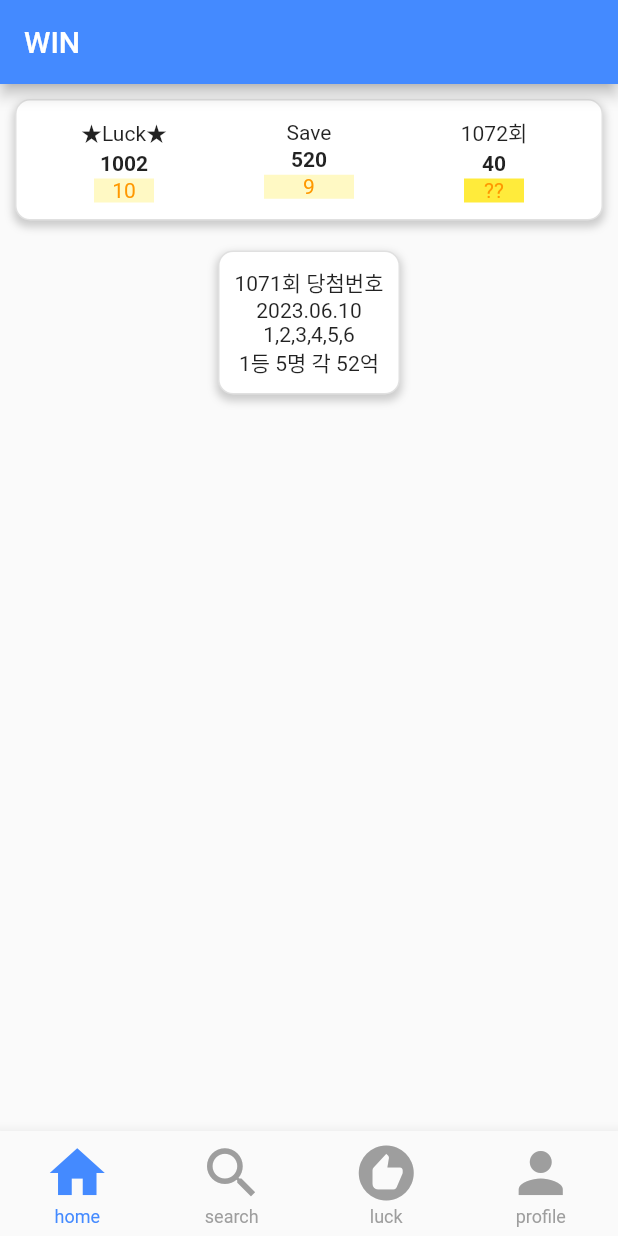
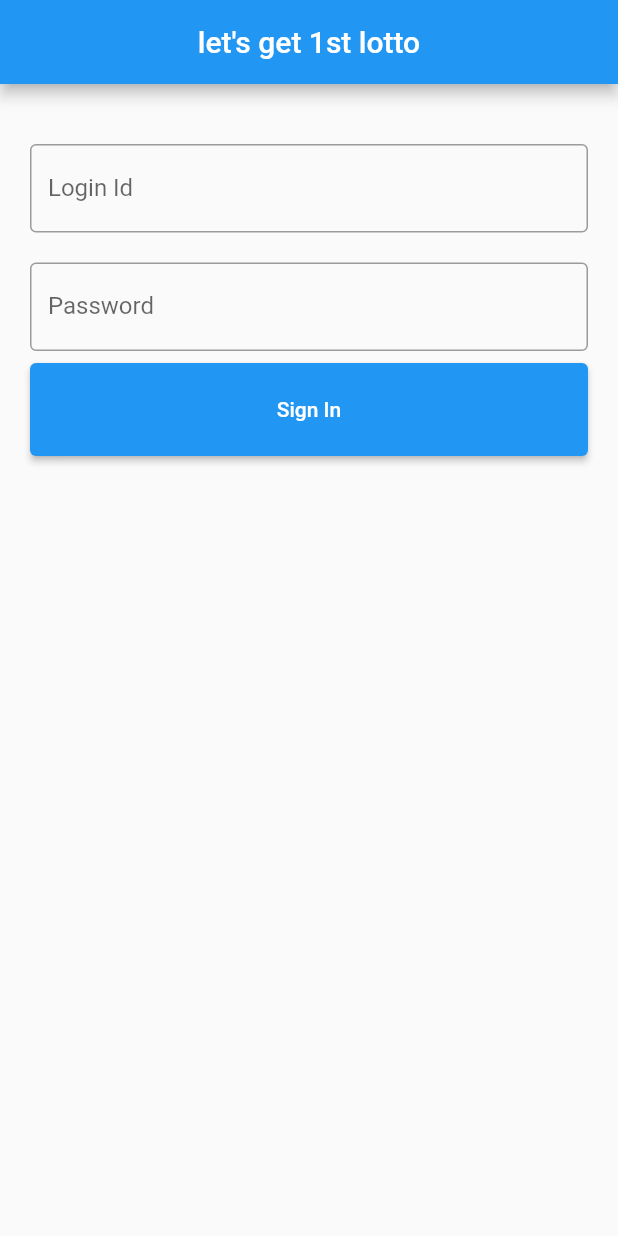
Before and after one commit to force44/flutter_first, a Flutter app: the screen it shows after launch, on a phone screen of 412 x 824 dp. Run offline on Flutter 3.47's test engine with Material 2 defaults, Android fonts, the phone set to English and light mode, and no system bars; accounts and stored records are empty.

Commit message:
대박 가즈아!!!

```diff
--- a/lib/component/number/SuggestionNumber.dart
+++ b/lib/component/number/SuggestionNumber.dart
@@ -1,6 +1,6 @@
 import 'package:flutter/material.dart';
 
-import '../../klass/Lotto.dart';
+import '../../model/Lotto.dart';
 
 class SuggestionNumber extends StatelessWidget{
 
--- a/lib/component/utils/Constant.dart
+++ b/lib/component/utils/Constant.dart
@@ -3,7 +3,7 @@
 class Constant {
 
   //  "http://localhost:81";
-  //static const url = "http://4.230.35.161:8080";
+  // static const url = "http://4.230.35.161:8080";
   static const url = "http://localhost:81";
   static const httpHeaders = {"Content-Type": "application/json;charset=UTF-8"};
 }
--- a/lib/main.dart
+++ b/lib/main.dart
@@ -1,4 +1,6 @@
 import 'package:flutter/material.dart';
+import 'package:flutter_first/page/login/login_page.dart';
+import 'package:flutter_first/provider/LoginProvider.dart';
 import 'package:flutter_first/provider/LottoStatProvider.dart';
 import 'package:flutter_first/provider/SuggestionLottoProvider.dart';
 import 'screen_index.dart';
@@ -10,6 +12,7 @@ void main() {
       providers: [
         ChangeNotifierProvider(create: (_) => LottoStatProvider()),
         ChangeNotifierProvider(create: (_) => SuggestionLottoProvider()),
+        ChangeNotifierProvider(create: (_) => LoginProvider()),
       ],
       child: MyApp(),
     ),
@@ -25,9 +28,10 @@ class MyApp extends StatelessWidget {
     return MaterialApp(
       title: 'Lotto',
       routes: {
-        '/index': (context) => const IndexScreen(),
+        '/index': (context) => IndexScreen(),
+        '/login': (context) => LoginPage(),
       },
-      initialRoute: '/index',
+      initialRoute: '/login'
     );
   }
 }
--- /dev/null
+++ b/lib/model/Login.dart
@@ -0,0 +1,24 @@
+class Login{
+  int id = 0;
+  String loginID = "";
+  String nickName = "";
+  String password = "";
+
+  Login(){
+    print(">>>>>>>>>>>>>>>>>>>>>> default");
+  }
+
+  Login.init(this.id
+      , this.loginID
+      , this.nickName
+      , this.password
+      );
+
+  factory Login.fromJson(Map<String, dynamic> json) {
+    return Login.init(json['id']
+        , json['loginID']
+        , json['nickName']
+        , json['password']
+    );
+  }
+}
--- a/lib/klass/Lotto.dart
+++ b/lib/model/Lotto.dart
@@ -1,6 +1,3 @@
-
-
-
 class Lotto{
   int id = 0;
   int turn = 0;
--- a/lib/klass/LottoStat.dart
+++ b/lib/model/LottoStat.dart
@@ -1,6 +1,3 @@
-
-
-
 class LottoStat{
   int turn = 0;
   String oddAndEvenRate = "";
--- /dev/null
+++ b/lib/page/login/login_page.dart
@@ -0,0 +1,127 @@
+import 'package:flutter/material.dart';
+import 'package:provider/provider.dart';
+
+import '../../provider/LoginProvider.dart';
+import '../../screen_index.dart';
+
+class LoginPage extends StatefulWidget {
+  const LoginPage({Key? key}) : super(key: key);
+  @override
+  State<LoginPage> createState() => _LoginPageState();
+}
+
+class _LoginPageState extends State<LoginPage> {
+
+  final GlobalKey<FormState> _formKey = GlobalKey<FormState>();
+  final TextEditingController _idController = TextEditingController();
+  final TextEditingController _passwordController = TextEditingController();
+
+  Widget _userIdWidget(){
+    return TextFormField(
+      controller: _idController,
+      keyboardType: TextInputType.emailAddress,
+      decoration: const InputDecoration(
+        border: OutlineInputBorder(),
+        labelText: 'Login Id',
+      ),
+      validator: (String? value){
+        if (value!.isEmpty) {// == null or isEmpty
+          return 'Login Id....';
+        }
+        return null;
+      },
+    );
+  }
+
+  Widget _passwordWidget(){
+    return TextFormField(
+      controller: _passwordController,
+      obscureText: true,
+      keyboardType: TextInputType.number,
+      decoration: const InputDecoration(
+        border: OutlineInputBorder(),
+        labelText: 'Password',
+      ),
+      validator: (String? value){
+        if (value!.isEmpty) {// == null or isEmpty
+          return 'Password....';
+        }
+        return null;
+      },
+    );
+  }
+
+  @override
+  Widget build(BuildContext context) {
+    return Scaffold(
+      resizeToAvoidBottomInset: false,
+      appBar: AppBar(
+        title: const Text("let's get 1st lotto"),
+        centerTitle: true,
+      ),
+      body: Form(
+        key: _formKey,
+        child: Padding(
+          padding: const EdgeInsets.all(20.0),
+          child: Column(
+            children: [
+              //Image(width: 400.0, height: 250.0, image: AssetImage(_imageFile)),
+              const SizedBox(height: 20.0),
+              _userIdWidget(),
+              const SizedBox(height: 20.0),
+              _passwordWidget(),
+              Container(
+                height: 70,
+                width: double.infinity,
+                padding: const EdgeInsets.only(top: 8.0), // 8단위 배수가 보기 좋음
+                child: ElevatedButton(
+                    onPressed: () async {
+
+
+                      await
+
+                      //context.read<LoginProvider>().login(_idController.value.text, _passwordController.value.text);
+
+                      // ScaffoldMessenger.of(context).showSnackBar(
+                      //   SnackBar(
+                      //     content: Text("just clicked a snack bar !"),
+                      //     duration: Duration(seconds: 5),
+                      //     action: SnackBarAction(
+                      //       label: 'Undo',
+                      //       onPressed: (){
+                      //         Navigator.push(
+                      //             context,
+                      //             MaterialPageRoute(builder: (context) => IndexScreen())
+                      //         );
+                      //       },
+                      //     ),
+                      //   ),
+                      // );
+
+                      ScaffoldMessenger.of(context)
+                        ..hideCurrentSnackBar()
+                        ..showSnackBar(SnackBar(
+                            content:
+                            Text('welcome! ${_idController.value.text} ')));
+                      Navigator.pushReplacementNamed(context, '/index');
+
+
+
+                    },
+                    child: const Text("Sign In")
+                ),
+              ),
+              const SizedBox(height: 20.0),
+              // GestureDetector(
+              //   child: const Text('회원 가입'),
+              //   onTap: (){
+              //     //Get.to(() => const JoinPage());
+              //   },
+              // ),
+            ],
+          ),
+        ),
+      ),
+    );
+  }
+}
--- /dev/null
+++ b/lib/provider/LoginProvider.dart
@@ -0,0 +1,37 @@
+import 'package:flutter/material.dart';
+import 'dart:convert';
+import '../component/utils/Constant.dart';
+import '../model/Login.dart';
+import 'package:http/http.dart' as http;
+
+class LoginProvider with ChangeNotifier {
+  //int _id = 0;
+  late Login _loginInfo;
+
+  String get loginID => _loginInfo.loginID;
+  String get nickName => _loginInfo.nickName;
+  String get password => _loginInfo.password;
+
+  void _login(String id, String password) async {
+    var url = Uri.parse(
+       "${Constant.url}/login",
+    );
+
+    var paramData = json.encode( {"loginId" : id, "password" : password});
+    var response = await http.post(
+        url,
+        headers: Constant.httpHeaders,
+        body: paramData
+    );
+
+    Map<String, dynamic> jsonData = jsonDecode(response.body);
+    print(jsonData);
+    _loginInfo = Login.fromJson(jsonData['data']);
+    notifyListeners();
+  }
+
+  void login(String id, String password) {
+    print( "$id , $password");
+    _login(id, password);
+  }
+}
--- a/lib/provider/LottoStatProvider.dart
+++ b/lib/provider/LottoStatProvider.dart
@@ -1,7 +1,7 @@
 import 'package:flutter/material.dart';
 import 'dart:convert';
 import '../component/utils/Constant.dart';
-import '../klass/LottoStat.dart';
+import '../model/LottoStat.dart';
 import 'package:http/http.dart' as http;
 
 class LottoStatProvider with ChangeNotifier {
@@ -72,9 +72,6 @@ class LottoStatProvider with ChangeNotifier {
   }
 
   void suggestionLotto(String from, String to, String seed) {
-    print(from);
-    print(to);
-    print(seed);
     _requestSuggestionLotto(seed, from, to);
   }
 
--- a/lib/provider/SuggestionLottoProvider.dart
+++ b/lib/provider/SuggestionLottoProvider.dart
@@ -3,7 +3,7 @@ import 'dart:convert';
 import '../component/utils/Constant.dart';
 import 'package:http/http.dart' as http;
 
-import '../klass/Lotto.dart';
+import '../model/Lotto.dart';
 
 class SuggestionLottoProvider with ChangeNotifier {
 
```
